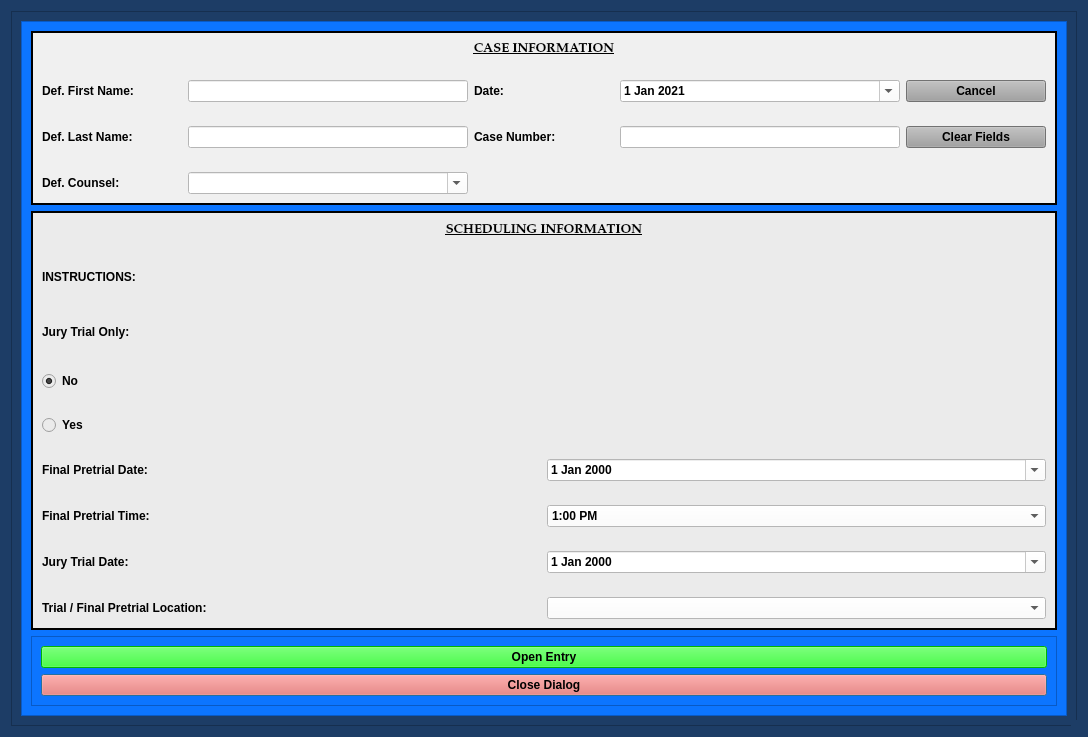
HunterProgram22/MuniEntry, file munientry/views/ui/FinalJuryNoticeOfHearingDialog.ui: the form before one commit.
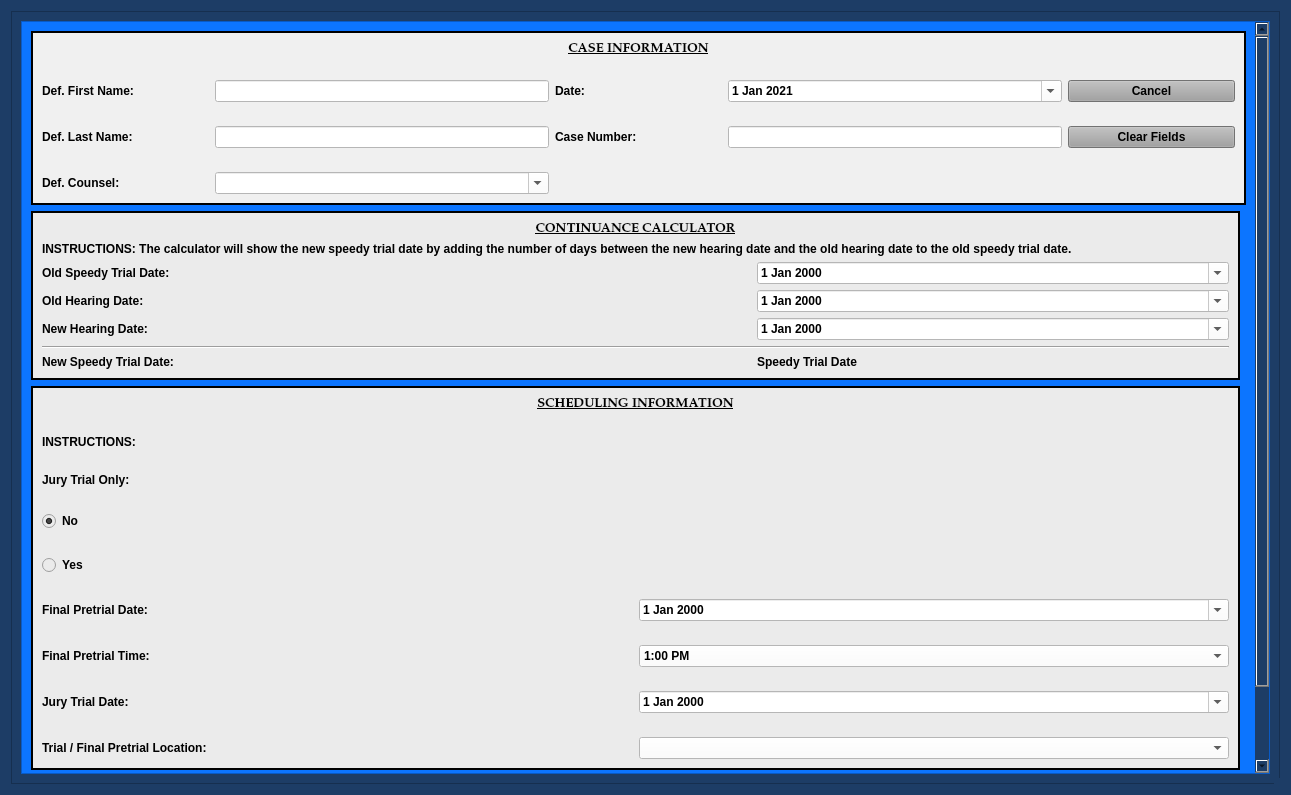
The form after the commit. Custom widgets are drawn as their Qt base class.

Commit message: Added continuance calculator to Final and Jury Hearing Notice.

The edit to the form file:
```diff
--- a/munientry/views/ui/FinalJuryNoticeOfHearingDialog.ui
+++ b/munientry/views/ui/FinalJuryNoticeOfHearingDialog.ui
@@ -9,8 +9,8 @@
    <rect>
     <x>0</x>
     <y>0</y>
-    <width>1088</width>
-    <height>737</height>
+    <width>1291</width>
+    <height>795</height>
    </rect>
   </property>
   <property name="sizePolicy">
@@ -177,54 +177,192 @@
           <rect>
            <x>0</x>
            <y>0</y>
-           <width>1027</width>
-           <height>704</height>
+           <width>1230</width>
+           <height>891</height>
           </rect>
          </property>
          <layout class="QGridLayout" name="gridLayout_2">
-          <item row="2" column="0">
-           <widget class="QFrame" name="frame_8">
+          <item row="0" column="0" colspan="2">
+           <widget class="QFrame" name="case_name_Frame">
+            <property name="sizePolicy">
+             <sizepolicy hsizetype="Preferred" vsizetype="Preferred">
+              <horstretch>0</horstretch>
+              <verstretch>0</verstretch>
+             </sizepolicy>
+            </property>
             <property name="styleSheet">
-             <string notr="true">background-color: rgb(12, 117, 255);</string>
+             <string notr="true">background-color: rgb(240, 240, 240);</string>
             </property>
             <property name="frameShape">
-             <enum>QFrame::StyledPanel</enum>
+             <enum>QFrame::Box</enum>
             </property>
             <property name="frameShadow">
-             <enum>QFrame::Raised</enum>
+             <enum>QFrame::Plain</enum>
             </property>
-            <layout class="QGridLayout" name="gridLayout_10">
-             <item row="2" column="0">
-              <widget class="QPushButton" name="close_dialog_Button">
-               <property name="styleSheet">
-                <string notr="true">background-color: rgb(255, 96, 82);
-font: 75 11pt &quot;Palatino Linotype&quot;;
-font-weight: bold;</string>
-               </property>
-               <property name="text">
-                <string>Close Dialog</string>
-               </property>
-              </widget>
-             </item>
+            <property name="lineWidth">
+             <number>2</number>
+            </property>
+            <layout class="QGridLayout" name="gridLayout_5">
              <item row="0" column="0">
-              <widget class="QPushButton" name="create_entry_Button">
-               <property name="styleSheet">
-                <string notr="true">background-color: rgb(0, 255, 0);
-font: 75 11pt &quot;Palatino Linotype&quot;;
-font-weight: bold;</string>
+              <layout class="QGridLayout" name="gridLayout" columnstretch="1,2,1,2,1">
+               <property name="verticalSpacing">
+                <number>24</number>
                </property>
-               <property name="text">
-                <string>Open Entry</string>
-               </property>
-               <property name="autoDefault">
-                <bool>false</bool>
-               </property>
-              </widget>
-             </item>
-            </layout>
-           </widget>
-          </item>
           <item row="1" column="0">
+                <widget class="QLabel" name="label">
+                 <property name="text">
+                  <string>Def. First Name:</string>
+                 </property>
+                </widget>
+               </item>
+               <item row="1" column="1">
+                <widget class="QLineEdit" name="defendant_first_name_lineEdit">
+                 <property name="styleSheet">
+                  <string notr="true">background-color: rgb(255, 255, 255);</string>
+                 </property>
+                </widget>
+               </item>
+               <item row="1" column="2">
+                <widget class="QLabel" name="label_26">
+                 <property name="text">
+                  <string>Date:</string>
+                 </property>
+                </widget>
+               </item>
+               <item row="1" column="3">
+                <widget class="NoScrollDateEdit" name="entry_date">
+                 <property name="focusPolicy">
+                  <enum>Qt::NoFocus</enum>
+                 </property>
+                 <property name="styleSheet">
+                  <string notr="true">color: rgb(0, 0, 0);
+background-color: rgb(255, 255, 255);</string>
+                 </property>
+                 <property name="minimumDate">
+                  <date>
+                   <year>2021</year>
+                   <month>1</month>
+                   <day>1</day>
+                  </date>
+                 </property>
+                 <property name="calendarPopup">
+                  <bool>true</bool>
+                 </property>
+                 <property name="date">
+                  <date>
+                   <year>2021</year>
+                   <month>1</month>
+                   <day>1</day>
+                  </date>
+                 </property>
+                </widget>
+               </item>
+               <item row="1" column="4">
+                <widget class="QPushButton" name="cancel_Button">
+                 <property name="focusPolicy">
+                  <enum>Qt::NoFocus</enum>
+                 </property>
+                 <property name="styleSheet">
+                  <string notr="true">background-color: rgb(160, 160, 160);</string>
+                 </property>
+                 <property name="text">
+                  <string>Cancel</string>
+                 </property>
+                </widget>
+               </item>
+               <item row="2" column="0">
+                <widget class="QLabel" name="label_2">
+                 <property name="text">
+                  <string>Def. Last Name:</string>
+                 </property>
+                </widget>
+               </item>
+               <item row="2" column="1">
+                <widget class="QLineEdit" name="defendant_last_name_lineEdit">
+                 <property name="enabled">
+                  <bool>true</bool>
+                 </property>
+                 <property name="styleSheet">
+                  <string notr="true">background-color: rgb(255, 255, 255);</string>
+                 </property>
+                </widget>
+               </item>
+               <item row="2" column="2">
+                <widget class="QLabel" name="label_3">
+                 <property name="text">
+                  <string>Case Number:</string>
+                 </property>
+                </widget>
+               </item>
+               <item row="2" column="3">
+                <widget class="QLineEdit" name="case_number_lineEdit">
+                 <property name="maximumSize">
+                  <size>
+                   <width>500</width>
+                   <height>16777215</height>
+                  </size>
+                 </property>
+                 <property name="styleSheet">
+                  <string notr="true">background-color: rgb(255, 255, 255);</string>
+                 </property>
+                </widget>
+               </item>
+               <item row="2" column="4">
+                <widget class="QPushButton" name="clear_fields_case_Button">
+                 <property name="focusPolicy">
+                  <enum>Qt::NoFocus</enum>
+                 </property>
+                 <property name="styleSheet">
+                  <string notr="true">background-color: rgb(160, 160, 160);</string>
+                 </property>
+                 <property name="text">
+                  <string>Clear Fields</string>
+                 </property>
+                </widget>
+               </item>
+               <item row="3" column="0">
+                <widget class="QLabel" name="label_24">
+                 <property name="text">
+                  <string>Def. Counsel:</string>
+                 </property>
+                </widget>
+               </item>
+               <item row="3" column="1">
+                <widget class="QComboBox" name="defense_counsel_name_box">
+                 <property name="styleSheet">
+                  <string notr="true">background-color: rgb(255, 255, 255);</string>
+                 </property>
+                 <property name="editable">
+                  <bool>true</bool>
+                 </property>
+                </widget>
+               </item>
+               <item row="0" column="0" colspan="5">
+                <widget class="QLabel" name="label_6">
+                 <property name="font">
+                  <font>
+                   <family>Palatino Linotype</family>
+                   <pointsize>10</pointsize>
+                   <weight>75</weight>
+                   <italic>false</italic>
+                   <bold>true</bold>
+                   <underline>true</underline>
+                  </font>
+                 </property>
+                 <property name="text">
+                  <string>CASE INFORMATION</string>
+                 </property>
+                 <property name="alignment">
+                  <set>Qt::AlignCenter</set>
+                 </property>
+                </widget>
+               </item>
+              </layout>
+             </item>
+            </layout>
+           </widget>
+          </item>
+          <item row="2" column="0">
            <widget class="QFrame" name="frame_5">
             <property name="styleSheet">
              <string notr="true">background-color: rgb(235, 235, 235);</string>
@@ -538,16 +676,52 @@
             </layout>
            </widget>
           </item>
+          <item row="3" column="0">
+           <widget class="QFrame" name="frame_8">
+            <property name="styleSheet">
+             <string notr="true">background-color: rgb(12, 117, 255);</string>
+            </property>
+            <property name="frameShape">
+             <enum>QFrame::StyledPanel</enum>
+            </property>
+            <property name="frameShadow">
+             <enum>QFrame::Raised</enum>
+            </property>
+            <layout class="QGridLayout" name="gridLayout_10">
+             <item row="2" column="0">
+              <widget class="QPushButton" name="close_dialog_Button">
+               <property name="styleSheet">
+                <string notr="true">background-color: rgb(255, 96, 82);
+font: 75 11pt &quot;Palatino Linotype&quot;;
+font-weight: bold;</string>
+               </property>
+               <property name="text">
+                <string>Close Dialog</string>
+               </property>
+              </widget>
+             </item>
           <item row="0" column="0">
-           <widget class="QFrame" name="case_name_Frame">
-            <property name="sizePolicy">
-             <sizepolicy hsizetype="Preferred" vsizetype="Preferred">
-              <horstretch>0</horstretch>
-              <verstretch>0</verstretch>
-             </sizepolicy>
-            </property>
+              <widget class="QPushButton" name="create_entry_Button">
+               <property name="styleSheet">
+                <string notr="true">background-color: rgb(0, 255, 0);
+font: 75 11pt &quot;Palatino Linotype&quot;;
+font-weight: bold;</string>
+               </property>
+               <property name="text">
+                <string>Open Entry</string>
+               </property>
+               <property name="autoDefault">
+                <bool>false</bool>
+               </property>
+              </widget>
+             </item>
+            </layout>
+           </widget>
+          </item>
+          <item row="1" column="0">
+           <widget class="QFrame" name="frame_6">
             <property name="styleSheet">
-             <string notr="true">background-color: rgb(240, 240, 240);</string>
+             <string notr="true">background-color: rgb(235, 235, 235);</string>
             </property>
             <property name="frameShape">
              <enum>QFrame::Box</enum>
@@ -558,143 +732,72 @@
             <property name="lineWidth">
              <number>2</number>
             </property>
-            <layout class="QGridLayout" name="gridLayout_5">
-             <item row="0" column="0">
-              <layout class="QGridLayout" name="gridLayout" columnstretch="1,2,1,2,1">
-               <property name="verticalSpacing">
-                <number>24</number>
-               </property>
-               <item row="1" column="0">
-                <widget class="QLabel" name="label">
+            <layout class="QGridLayout" name="gridLayout_7" columnstretch="3,2">
+             <item row="6" column="1">
+              <widget class="QLabel" name="speedy_trial_date_label">
                  <property name="text">
-                  <string>Def. First Name:</string>
+                <string>Speedy Trial Date</string>
                  </property>
                 </widget>
                </item>
-               <item row="1" column="1">
-                <widget class="QLineEdit" name="defendant_first_name_lineEdit">
-                 <property name="styleSheet">
-                  <string notr="true">background-color: rgb(255, 255, 255);</string>
-                 </property>
-                </widget>
-               </item>
-               <item row="1" column="2">
-                <widget class="QLabel" name="label_26">
+             <item row="4" column="0">
+              <widget class="QLabel" name="label_15">
                  <property name="text">
-                  <string>Date:</string>
+                <string>New Hearing Date:</string>
                  </property>
                 </widget>
                </item>
-               <item row="1" column="3">
-                <widget class="NoScrollDateEdit" name="entry_date">
-                 <property name="focusPolicy">
-                  <enum>Qt::NoFocus</enum>
-                 </property>
+             <item row="2" column="1">
+              <widget class="NoScrollDateEdit" name="old_speedy_trial_dateEdit">
                  <property name="styleSheet">
                   <string notr="true">color: rgb(0, 0, 0);
 background-color: rgb(255, 255, 255);</string>
                  </property>
-                 <property name="minimumDate">
-                  <date>
-                   <year>2021</year>
-                   <month>1</month>
-                   <day>1</day>
-                  </date>
-                 </property>
                  <property name="calendarPopup">
                   <bool>true</bool>
                  </property>
-                 <property name="date">
-                  <date>
-                   <year>2021</year>
-                   <month>1</month>
-                   <day>1</day>
-                  </date>
-                 </property>
-                </widget>
-               </item>
-               <item row="1" column="4">
-                <widget class="QPushButton" name="cancel_Button">
-                 <property name="focusPolicy">
-                  <enum>Qt::NoFocus</enum>
-                 </property>
-                 <property name="styleSheet">
-                  <string notr="true">background-color: rgb(160, 160, 160);</string>
-                 </property>
-                 <property name="text">
-                  <string>Cancel</string>
-                 </property>
-                </widget>
-               </item>
-               <item row="2" column="0">
-                <widget class="QLabel" name="label_2">
-                 <property name="text">
-                  <string>Def. Last Name:</string>
-                 </property>
-                </widget>
-               </item>
-               <item row="2" column="1">
-                <widget class="QLineEdit" name="defendant_last_name_lineEdit">
-                 <property name="enabled">
-                  <bool>true</bool>
-                 </property>
-                 <property name="styleSheet">
-                  <string notr="true">background-color: rgb(255, 255, 255);</string>
-                 </property>
-                </widget>
-               </item>
-               <item row="2" column="2">
-                <widget class="QLabel" name="label_3">
-                 <property name="text">
-                  <string>Case Number:</string>
-                 </property>
-                </widget>
-               </item>
-               <item row="2" column="3">
-                <widget class="QLineEdit" name="case_number_lineEdit">
-                 <property name="maximumSize">
-                  <size>
-                   <width>500</width>
-                   <height>16777215</height>
-                  </size>
-                 </property>
-                 <property name="styleSheet">
-                  <string notr="true">background-color: rgb(255, 255, 255);</string>
-                 </property>
-                </widget>
-               </item>
-               <item row="2" column="4">
-                <widget class="QPushButton" name="clear_fields_case_Button">
-                 <property name="focusPolicy">
-                  <enum>Qt::NoFocus</enum>
-                 </property>
-                 <property name="styleSheet">
-                  <string notr="true">background-color: rgb(160, 160, 160);</string>
-                 </property>
-                 <property name="text">
-                  <string>Clear Fields</string>
-                 </property>
                 </widget>
                </item>
                <item row="3" column="0">
-                <widget class="QLabel" name="label_24">
+              <widget class="QLabel" name="label_10">
                  <property name="text">
-                  <string>Def. Counsel:</string>
+                <string>Old Hearing Date:</string>
+               </property>
+              </widget>
+             </item>
+             <item row="5" column="0" colspan="2">
+              <widget class="Line" name="line">
+               <property name="orientation">
+                <enum>Qt::Horizontal</enum>
+               </property>
+              </widget>
+             </item>
+             <item row="6" column="0">
+              <widget class="QLabel" name="label_13">
+               <property name="text">
+                <string>New Speedy Trial Date:</string>
                  </property>
                 </widget>
                </item>
                <item row="3" column="1">
-                <widget class="QComboBox" name="defense_counsel_name_box">
+              <widget class="NoScrollDateEdit" name="old_hearing_dateEdit">
                  <property name="styleSheet">
                   <string notr="true">background-color: rgb(255, 255, 255);</string>
                  </property>
-                 <property name="editable">
+               <property name="calendarPopup">
                   <bool>true</bool>
                  </property>
                 </widget>
                </item>
-               <item row="0" column="0" colspan="5">
-                <widget class="QLabel" name="label_6">
+             <item row="2" column="0">
+              <widget class="QLabel" name="label_12">
+               <property name="text">
+                <string>Old Speedy Trial Date:</string>
+               </property>
+              </widget>
+             </item>
+             <item row="0" column="0" colspan="2">
+              <widget class="QLabel" name="label_11">
                  <property name="font">
                   <font>
                    <family>Palatino Linotype</family>
@@ -706,14 +809,29 @@
                   </font>
                  </property>
                  <property name="text">
-                  <string>CASE INFORMATION</string>
+                <string>CONTINUANCE CALCULATOR</string>
                  </property>
                  <property name="alignment">
                   <set>Qt::AlignCenter</set>
                  </property>
                 </widget>
                </item>
-              </layout>
+             <item row="4" column="1">
+              <widget class="NoScrollDateEdit" name="new_hearing_dateEdit">
+               <property name="styleSheet">
+                <string notr="true">background-color: rgb(255, 255, 255);</string>
+               </property>
+               <property name="calendarPopup">
+                <bool>true</bool>
+               </property>
+              </widget>
+             </item>
+             <item row="1" column="0" colspan="2">
+              <widget class="QLabel" name="label_9">
+               <property name="text">
+                <string>INSTRUCTIONS: The calculator will show the new speedy trial date by adding the number of days between the new hearing date and the old hearing date to the old speedy trial date.</string>
+               </property>
+              </widget>
              </item>
             </layout>
            </widget>
```
Lines whose indentation alone changed are shown as unchanged. The commit also changes 2 other files.
